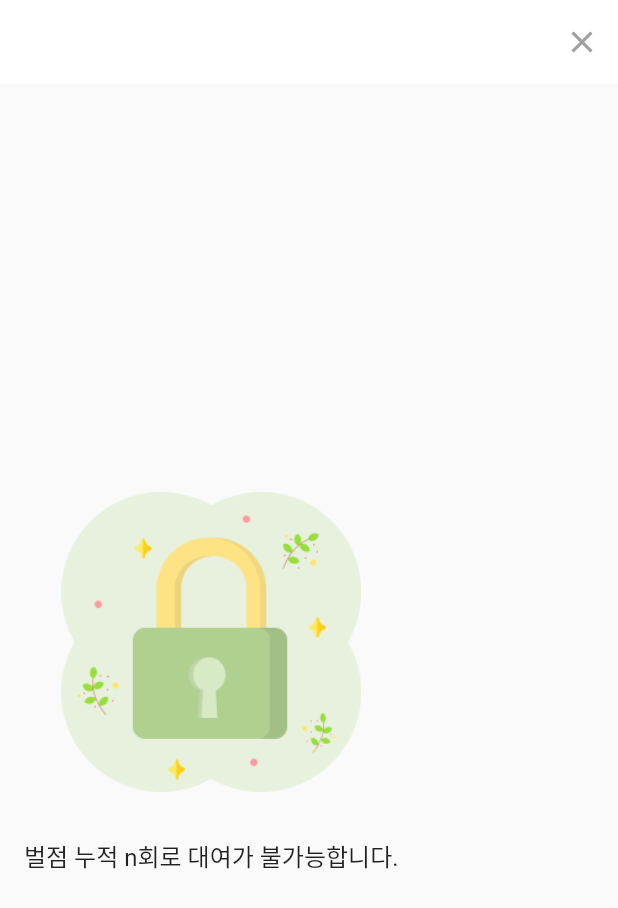
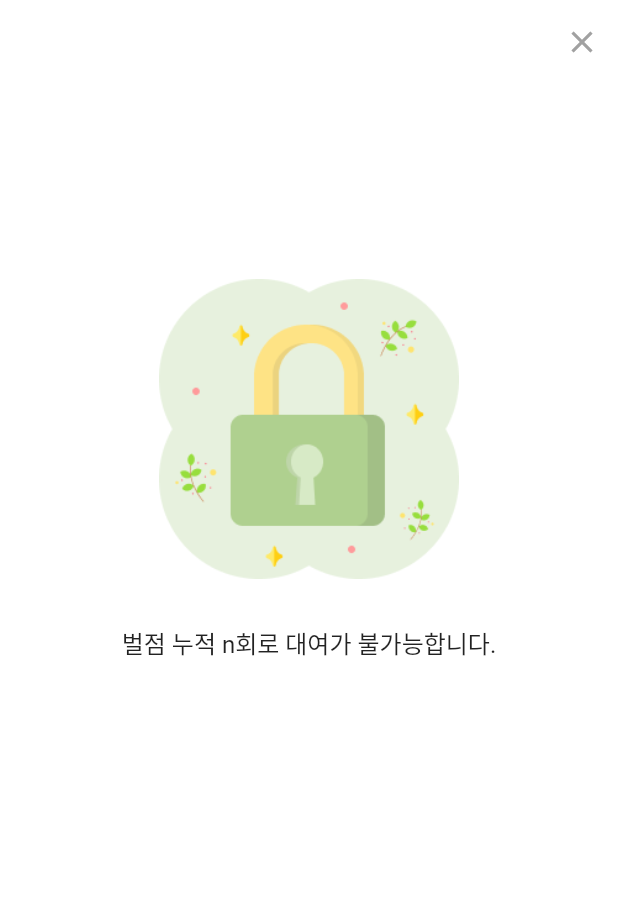
Before and after one commit to safeT-CE/Flutter_main, a Flutter app: the LockedPage screen opened directly, on a phone screen of 412 x 824 dp. Shown: the top 908 px of the screen. Run offline on Flutter 3.47's test engine with Material 2 defaults, Android fonts, the phone set to English and light mode, and no system bars; our stand-ins replace camera, geolocator, shared_preferences; missing offline and left inert: google_ml_kit, kakao_map_plugin, qr_code_scanner; accounts and stored records are empty.

Commit message:
💄lock page design

```diff
--- a/lib/main.dart
+++ b/lib/main.dart
@@ -19,6 +19,7 @@ import 'pages/auth_page.dart';
 import 'pages/home_page.dart';
 import 'pages/identification_page.dart';
 import 'pages/inquiry_data.dart';
+import 'pages/lock_page.dart';
 import 'pages/login_page.dart';
 import 'pages/map_page.dart';
 import 'pages/number_input_page.dart';
@@ -129,6 +130,8 @@ class MyApp extends StatelessWidget {
                   return MaterialPageRoute(builder: (context) => PhoneNumberInputPage());
                 case '/home':
                   return MaterialPageRoute(builder: (context) => HomePage());
+                case '/lock':
+                  return MaterialPageRoute(builder: (context) => LockedPage());
                 case '/login':
                   return MaterialPageRoute(builder: (context) => LoginPage());
                 case '/map':
--- a/lib/pages/lock_page.dart
+++ b/lib/pages/lock_page.dart
@@ -10,17 +10,21 @@ class LockedPage extends StatelessWidget {
         elevation: 0,
         actions: [
           IconButton(
-            icon: Icon(Icons.close,color: safeTgray),
+            icon: Icon(Icons.close, color: safeTgray),
             onPressed: () {
               Navigator.pop(context);
             },
           ),
         ],
       ),
-      body: Padding(
-        padding: const EdgeInsets.all(16.0),
+      backgroundColor: Colors.white,
+      body: Center( // Center 위젯으로 Column을 감싸서 중앙 정렬
+        child: Padding(
+          //padding: const EdgeInsets.all(16.0),
+          padding: const EdgeInsets.only(top:100.0, left: 16.0, right: 16.0), // 전체적으로 위로 이동
+
           child: Column(
-          mainAxisAlignment: MainAxisAlignment.center,
+            mainAxisAlignment: MainAxisAlignment.start,
             children: [
               SizedBox(height: 30),
               Image.asset(
@@ -33,9 +37,8 @@ class LockedPage extends StatelessWidget {
                 textAlign: TextAlign.center,
                 style: TextStyle(fontSize: 16),
               ),
-
-
             ],
+          ),
         ),
       ),
     );
```
Lines whose indentation alone changed are shown as unchanged.
